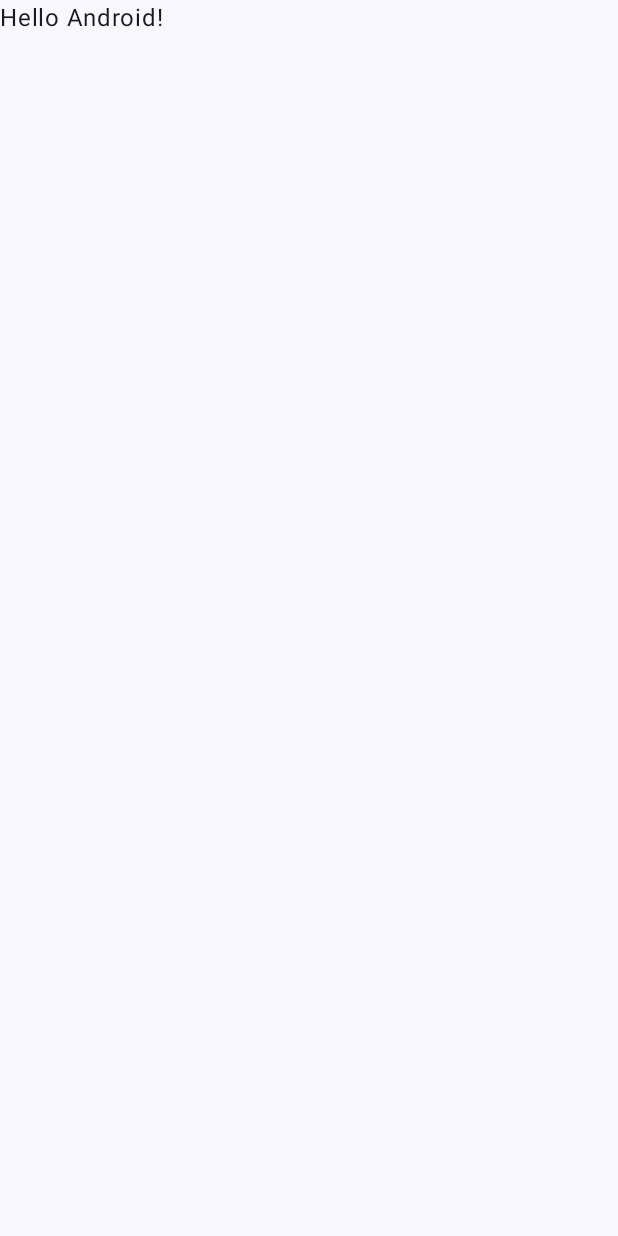
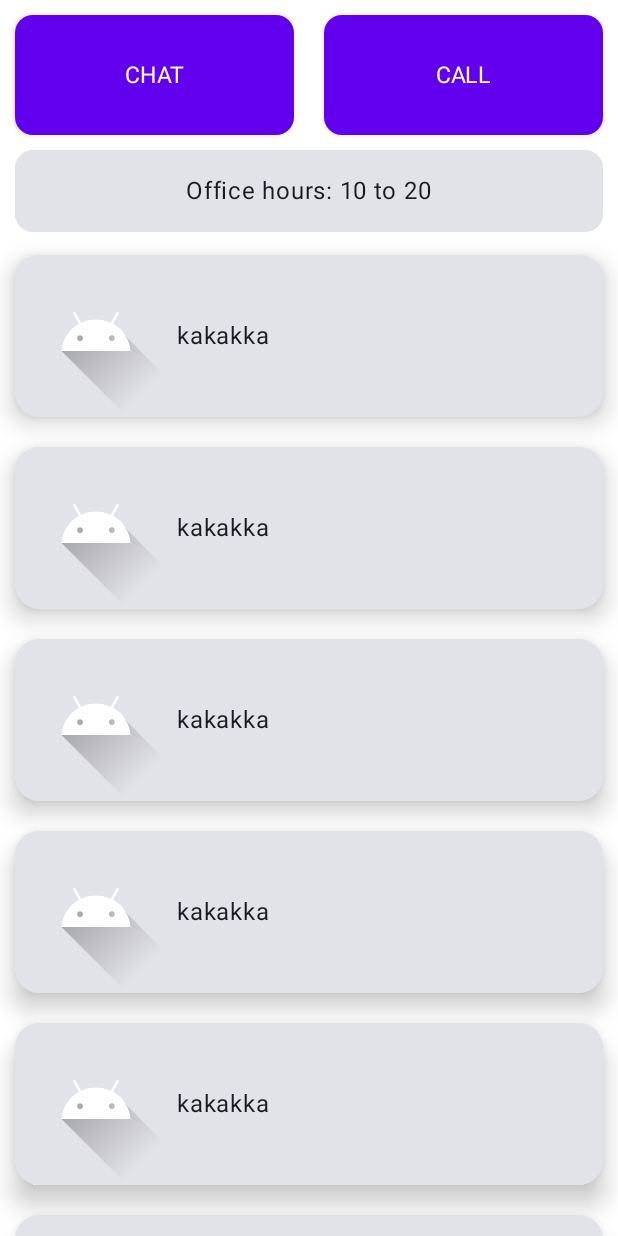
Before and after one commit to Jo-Hernandes/simple-pet-clinic, an Android app built with Jetpack Compose: the screen it shows after launch (MainActivity), on a phone screen of 412 x 824 dp. Before the commit the screen is almost empty. Run offline under Robolectric (Android 15) with nearby library versions, the phone set to English and light mode, and no system bars.

Commit message:
added composeable screen

```diff
--- a/android/app/build.gradle
+++ b/android/app/build.gradle
@@ -51,11 +51,16 @@ dependencies {
 
     implementation deps.androidx.core
     implementation deps.androidx.material
+    implementation deps.androidx.material_window
     implementation deps.androidx.runtime
     implementation deps.androidx.activity_compose
+    implementation deps.androidx.splash
 
     implementation deps.compose.ui
     implementation deps.compose.tooling
+    implementation deps.compose.navigation
+    implementation 'androidx.compose.material:material:1.2.0-rc01'
+//    implementation deps.compose.material
 
     testImplementation deps.test.junit
     androidTestImplementation deps.test.junit_ext
--- a/android/app/src/main/AndroidManifest.xml
+++ b/android/app/src/main/AndroidManifest.xml
@@ -13,12 +13,10 @@
         android:label="@string/app_name"
         android:roundIcon="@mipmap/ic_launcher_round"
         android:supportsRtl="true"
-        android:theme="@style/Theme.PetClinic"
-        tools:targetApi="31">
+        android:theme="@style/Theme.PetClinic">
         <activity
             android:name=".MainActivity"
             android:exported="true"
-            android:label="@string/app_name"
             android:theme="@style/Theme.PetClinic">
             <intent-filter>
                 <action android:name="android.intent.action.MAIN" />
--- a/android/app/src/main/java/com/jonathas/petclinic/MainActivity.kt
+++ b/android/app/src/main/java/com/jonathas/petclinic/MainActivity.kt
@@ -10,34 +10,29 @@ import androidx.compose.material3.Text
 import androidx.compose.runtime.Composable
 import androidx.compose.ui.Modifier
 import androidx.compose.ui.tooling.preview.Preview
+import androidx.core.splashscreen.SplashScreen.Companion.installSplashScreen
+import androidx.core.view.WindowCompat
+import androidx.lifecycle.lifecycleScope
+import com.jonathas.petclinic.ui.components.MainScreen
 import com.jonathas.petclinic.ui.theme.PetClinicTheme
+import kotlinx.coroutines.delay
 
 class MainActivity : ComponentActivity() {
     override fun onCreate(savedInstanceState: Bundle?) {
+
+        lifecycleScope.launchWhenCreated {
+            var show = false
+            installSplashScreen().apply {
+                setKeepOnScreenCondition { show }
+            }
+            delay(5000)
+            show = true
+        }
+
         super.onCreate(savedInstanceState)
-        setContent {
-            PetClinicTheme {
-                // A surface container using the 'background' color from the theme
-                Surface(
-                    modifier = Modifier.fillMaxSize(),
-                    color = MaterialTheme.colorScheme.background
-                ) {
-                    Greeting("Android")
-                }
-            }
+
+        setContent{
+            PetClinicApp()
         }
     }
 }
-
-@Composable
-fun Greeting(name: String) {
-    Text(text = "Hello $name!")
-}
-
-@Preview(showBackground = true)
-@Composable
-fun DefaultPreview() {
-    PetClinicTheme {
-        Greeting("Android")
-    }
-}
--- /dev/null
+++ b/android/app/src/main/java/com/jonathas/petclinic/PetClinicApp.kt
@@ -0,0 +1,52 @@
+package com.jonathas.petclinic
+
+import androidx.compose.foundation.layout.padding
+import androidx.compose.foundation.layout.systemBarsPadding
+import androidx.compose.material.SnackbarHost
+import androidx.compose.runtime.Composable
+import androidx.compose.ui.Modifier
+import androidx.navigation.compose.NavHost
+import androidx.navigation.compose.composable
+import androidx.navigation.navigation
+import com.jonathas.petclinic.model.MainDestinations
+import com.jonathas.petclinic.model.Routes
+import com.jonathas.petclinic.ui.components.ClinicScaffold
+import com.jonathas.petclinic.ui.components.ClinicSnackbar
+import com.jonathas.petclinic.ui.components.MainScreen
+import com.jonathas.petclinic.ui.theme.PetClinicTheme
+
+@Composable
+fun PetClinicApp() {
+    PetClinicTheme {
+        val appState = rememberPetAppState()
+
+        ClinicScaffold(
+            snackbarHost = {
+                SnackbarHost(
+                    hostState = it,
+                    modifier = Modifier.systemBarsPadding(),
+                    snackbar = { snackbarData -> ClinicSnackbar(snackbarData) }
+                )
+            },
+
+            scaffoldState = appState.scaffoldState
+
+        ) { innerPaddingModifier ->
+
+            NavHost(
+                navController = appState.navController,
+                startDestination = MainDestinations.HOME_ROUTE,
+                modifier = Modifier.padding(innerPaddingModifier)
+            ) {
+                navigation(
+                    route = MainDestinations.HOME_ROUTE,
+                    startDestination = Routes.MAIN.route
+                ) {
+                    composable(Routes.MAIN.route) {
+                        MainScreen()
+                    }
+                }
+            }
+        }
+    }
+}
--- /dev/null
+++ b/android/app/src/main/java/com/jonathas/petclinic/PetClinicState.kt
@@ -0,0 +1,42 @@
+package com.jonathas.petclinic
+
+import android.content.res.Resources
+import androidx.compose.material.ScaffoldState
+import androidx.compose.material.rememberScaffoldState
+import androidx.compose.runtime.*
+import androidx.compose.ui.platform.LocalConfiguration
+import androidx.compose.ui.platform.LocalContext
+import androidx.navigation.NavHostController
+import androidx.navigation.compose.rememberNavController
+import com.jonathas.petclinic.model.SnackbarManager
+import kotlinx.coroutines.CoroutineScope
+
+@Composable
+fun rememberPetAppState(
+    scaffoldState: ScaffoldState = rememberScaffoldState(),
+    navController: NavHostController = rememberNavController(),
+    snackbarManager: SnackbarManager = SnackbarManager,
+    resources: Resources = resources(),
+    coroutineScope: CoroutineScope = rememberCoroutineScope()
+) =
+    remember(scaffoldState, navController, snackbarManager, resources, coroutineScope) {
+        PetClinicState(scaffoldState, navController, snackbarManager, resources, coroutineScope)
+    }
+
+@Stable
+class PetClinicState(
+    val scaffoldState: ScaffoldState,
+    val navController: NavHostController,
+    private val snackbarManager: SnackbarManager,
+    private val resources: Resources,
+    coroutineScope: CoroutineScope
+) {
+
+}
+
+@Composable
+@ReadOnlyComposable
+private fun resources(): Resources {
+    LocalConfiguration.current
+    return LocalContext.current.resources
+}
--- /dev/null
+++ b/android/app/src/main/java/com/jonathas/petclinic/model/PetItemModel.kt
@@ -0,0 +1,7 @@
+package com.jonathas.petclinic.model
+
+data class PetItemModel(
+    val contentUrl : String,
+    val imageUrl : String,
+    val title : String
+)
--- /dev/null
+++ b/android/app/src/main/java/com/jonathas/petclinic/model/Routes.kt
@@ -0,0 +1,12 @@
+package com.jonathas.petclinic.model
+
+object MainDestinations {
+    const val HOME_ROUTE = "home"
+}
+
+enum class Routes(
+    val route: String
+) {
+    MAIN("home/main"),
+    LINK("home/link"),
+}
--- /dev/null
+++ b/android/app/src/main/java/com/jonathas/petclinic/model/SnackBarManager.kt
@@ -0,0 +1,34 @@
+package com.jonathas.petclinic.model
+
+import androidx.annotation.StringRes
+import kotlinx.coroutines.flow.MutableStateFlow
+import kotlinx.coroutines.flow.StateFlow
+import kotlinx.coroutines.flow.asStateFlow
+import kotlinx.coroutines.flow.update
+import java.util.*
+
+data class Message(val id: Long, @StringRes val messageId: Int)
+
+/**
+ * Class responsible for managing Snackbar messages to show on the screen
+ */
+object SnackbarManager {
+
+    private val _messages: MutableStateFlow<List<Message>> = MutableStateFlow(emptyList())
+    val messages: StateFlow<List<Message>> get() = _messages.asStateFlow()
+
+    fun showMessage(@StringRes messageTextId: Int) {
+        _messages.update { currentMessages ->
+            currentMessages + Message(
+                id = UUID.randomUUID().mostSignificantBits,
+                messageId = messageTextId
+            )
+        }
+    }
+
+    fun setMessageShown(messageId: Long) {
+        _messages.update { currentMessages ->
+            currentMessages.filterNot { it.id == messageId }
+        }
+    }
+}
--- /dev/null
+++ b/android/app/src/main/java/com/jonathas/petclinic/ui/components/ClinicScaffold.kt
@@ -0,0 +1,41 @@
+package com.jonathas.petclinic.ui.components
+
+import androidx.compose.foundation.layout.ColumnScope
+import androidx.compose.foundation.layout.PaddingValues
+import androidx.compose.material.*
+import androidx.compose.runtime.Composable
+import androidx.compose.ui.Modifier
+import androidx.compose.ui.graphics.Color
+import androidx.compose.ui.graphics.Shape
+import androidx.compose.ui.unit.Dp
+
+@Composable
+fun ClinicScaffold(
+    modifier: Modifier = Modifier,
+    scaffoldState: ScaffoldState = rememberScaffoldState(),
+    topBar: @Composable (() -> Unit) = {},
+    bottomBar: @Composable (() -> Unit) = {},
+    snackbarHost: @Composable (SnackbarHostState) -> Unit = { SnackbarHost(it) },
+    floatingActionButton: @Composable (() -> Unit) = {},
+    floatingActionButtonPosition: FabPosition = FabPosition.End,
+    isFloatingActionButtonDocked: Boolean = false,
+    drawerContent: @Composable (ColumnScope.() -> Unit)? = null,
+    drawerShape: Shape = MaterialTheme.shapes.large,
+    drawerElevation: Dp = DrawerDefaults.Elevation,
+    content: @Composable (PaddingValues) -> Unit
+) {
+    Scaffold(
+        modifier = modifier,
+        scaffoldState = scaffoldState,
+        topBar = topBar,
+        bottomBar = bottomBar,
+        snackbarHost = snackbarHost,
+        floatingActionButton = floatingActionButton,
+        floatingActionButtonPosition = floatingActionButtonPosition,
+        isFloatingActionButtonDocked = isFloatingActionButtonDocked,
+        drawerContent = drawerContent,
+        drawerShape = drawerShape,
+        drawerElevation = drawerElevation,
+        content = content
+    )
+}
--- /dev/null
+++ b/android/app/src/main/java/com/jonathas/petclinic/ui/components/ClinicSnackbar.kt
@@ -0,0 +1,28 @@
+package com.jonathas.petclinic.ui.components
+
+import androidx.compose.material.MaterialTheme
+import androidx.compose.material.Snackbar
+import androidx.compose.material.SnackbarData
+import androidx.compose.runtime.Composable
+import androidx.compose.ui.Modifier
+import androidx.compose.ui.graphics.Color
+import androidx.compose.ui.graphics.Shape
+import androidx.compose.ui.unit.Dp
+import androidx.compose.ui.unit.dp
+
+@Composable
+fun ClinicSnackbar(
+    snackbarData: SnackbarData,
+    modifier: Modifier = Modifier,
+    actionOnNewLine: Boolean = false,
+    shape: Shape = MaterialTheme.shapes.small,
+    elevation: Dp = 6.dp
+) {
+    Snackbar(
+        snackbarData = snackbarData,
+        modifier = modifier,
+        actionOnNewLine = actionOnNewLine,
+        shape = shape,
+        elevation = elevation
+    )
+}
--- /dev/null
+++ b/android/app/src/main/java/com/jonathas/petclinic/ui/components/MainScreen.kt
@@ -0,0 +1,113 @@
+@file:OptIn(ExperimentalMaterial3Api::class)
+
+package com.jonathas.petclinic.ui.components
+
+import androidx.compose.foundation.Image
+import androidx.compose.foundation.layout.*
+import androidx.compose.foundation.lazy.LazyColumn
+import androidx.compose.foundation.shape.RoundedCornerShape
+import androidx.compose.material.Button
+import androidx.compose.material.Surface
+import androidx.compose.material3.*
+import androidx.compose.runtime.Composable
+import androidx.compose.ui.Alignment
+import androidx.compose.ui.Modifier
+import androidx.compose.ui.res.painterResource
+import androidx.compose.ui.res.stringResource
+import androidx.compose.ui.unit.dp
+import androidx.compose.ui.unit.sp
+import com.jonathas.petclinic.R
+import com.jonathas.petclinic.model.PetItemModel
+import com.jonathas.petclinic.ui.theme.Powder
+
+@Composable
+fun MainScreen(
+    modifier: Modifier = Modifier
+) {
+    Surface(
+        modifier = modifier
+            .fillMaxSize()
+    ) {
+        Column {
+            // buttons row
+            Row(modifier = Modifier.height(100.dp)) {
+                MainButton(
+                    text = stringResource(id = R.string.chat),
+                    onClick = { /*TODO*/ },
+                    modifier = Modifier
+                        .weight(1f)
+                        .fillMaxHeight()
+                )
+                if (1 == 1) {
+                    MainButton(
+                        text = stringResource(id = R.string.call),
+                        onClick = { /*TODO*/ },
+                        modifier = Modifier
+                            .weight(1f)
+                            .fillMaxHeight()
+                    )
+                }
+            }
+
+            // information
+            Card(
+                Modifier
+                    .fillMaxWidth()
+                    .padding(horizontal = 10.dp)
+            ) {
+                Text(
+                    text = "Office hours: 10 to 20",
+                    Modifier
+                        .padding(15.dp)
+                        .align(Alignment.CenterHorizontally)
+                )
+            }
+
+            LazyColumn(
+                contentPadding = PaddingValues(horizontal = 10.dp, vertical = 5.dp)
+            ) {
+                items(
+                    count = 10,
+                    itemContent = {
+                        MainItem(PetItemModel("", "", "kakakka"))
+                    })
+            }
+        }
+    }
+}
+
+@Composable
+fun MainButton(text: String, onClick: () -> Unit, modifier: Modifier) {
+    Button(
+        onClick = onClick, modifier.padding(10.dp), shape = RoundedCornerShape(15)
+    ) {
+        Text(
+            text = text.uppercase(),
+            color = Powder,
+            modifier = Modifier.padding(15.dp),
+            maxLines = 1,
+            fontSize = 15.sp
+        )
+    }
+}
+
+@Composable
+fun MainItem(item : PetItemModel) {
+
+    Card(
+        modifier = Modifier
+            .fillMaxWidth()
+            .wrapContentHeight()
+            .padding(vertical = 10.dp),
+
+        elevation = CardDefaults.cardElevation(10.dp, pressedElevation = 3.dp),
+        shape = RoundedCornerShape(15),
+        onClick = {}
+    ) {
+        Row(verticalAlignment = Alignment.CenterVertically) {
+            Image(painterResource(id = R.drawable.ic_launcher_foreground), contentDescription = item.title)
+            Text(text = item.title)
+        }
+    }
+
+}
--- a/android/app/src/main/java/com/jonathas/petclinic/ui/theme/Color.kt
+++ b/android/app/src/main/java/com/jonathas/petclinic/ui/theme/Color.kt
@@ -2,10 +2,8 @@ package com.jonathas.petclinic.ui.theme
 
 import androidx.compose.ui.graphics.Color
 
-val Purple80 = Color(0xFFD0BCFF)
-val PurpleGrey80 = Color(0xFFCCC2DC)
-val Pink80 = Color(0xFFEFB8C8)
-
-val Purple40 = Color(0xFF6650a4)
-val PurpleGrey40 = Color(0xFF625b71)
-val Pink40 = Color(0xFF7D5260)
+val SlateGray = Color(0xFF738290)
+val WildBlue = Color(0xFFA1B5D8)
+val Powder = Color(0xFFFFFCF7)
+val Nianza = Color(0xFFE4F0D0)
+val TeaGreen = Color(0xFFC2D8B9)
--- a/android/app/src/main/java/com/jonathas/petclinic/ui/theme/Theme.kt
+++ b/android/app/src/main/java/com/jonathas/petclinic/ui/theme/Theme.kt
@@ -1,7 +1,6 @@
 package com.jonathas.petclinic.ui.theme
 
 import android.app.Activity
-import android.os.Build
 import androidx.compose.foundation.isSystemInDarkTheme
 import androidx.compose.material3.MaterialTheme
 import androidx.compose.material3.darkColorScheme
@@ -13,22 +12,21 @@ import androidx.compose.runtime.SideEffect
 import androidx.compose.ui.graphics.toArgb
 import androidx.compose.ui.platform.LocalContext
 import androidx.compose.ui.platform.LocalView
-import androidx.core.view.ViewCompat
+import androidx.core.view.WindowCompat
 
 private val DarkColorScheme = darkColorScheme(
-    primary = Purple80,
-    secondary = PurpleGrey80,
-    tertiary = Pink80
+    primary = WildBlue,
+    secondary = TeaGreen,
+    tertiary = Powder,
 )
 
 private val LightColorScheme = lightColorScheme(
-    primary = Purple40,
-    secondary = PurpleGrey40,
-    tertiary = Pink40
+    primary = SlateGray,
+    secondary = Nianza,
+    tertiary = Powder,
 
     /* Other default colors to override
     background = Color(0xFFFFFBFE),
-    surface = Color(0xFFFFFBFE),
     onPrimary = Color.White,
     onSecondary = Color.White,
     onTertiary = Color.White,
@@ -40,12 +38,11 @@ private val LightColorScheme = lightColorScheme(
 @Composable
 fun PetClinicTheme(
     darkTheme: Boolean = isSystemInDarkTheme(),
-    // Dynamic color is available on Android 12+
     dynamicColor: Boolean = true,
     content: @Composable () -> Unit
 ) {
     val colorScheme = when {
-        dynamicColor && Build.VERSION.SDK_INT >= Build.VERSION_CODES.S -> {
+        dynamicColor -> {
             val context = LocalContext.current
             if (darkTheme) dynamicDarkColorScheme(context) else dynamicLightColorScheme(context)
         }
@@ -56,7 +53,10 @@ fun PetClinicTheme(
     if (!view.isInEditMode) {
         SideEffect {
             (view.context as Activity).window.statusBarColor = colorScheme.primary.toArgb()
-            ViewCompat.getWindowInsetsController(view)?.isAppearanceLightStatusBars = darkTheme
+            WindowCompat.getInsetsController(
+                (view.context as Activity).window,
+                view
+            ).isAppearanceLightStatusBars = darkTheme
         }
     }
 
--- a/android/app/src/main/java/com/jonathas/petclinic/ui/theme/Type.kt
+++ b/android/app/src/main/java/com/jonathas/petclinic/ui/theme/Type.kt
@@ -6,7 +6,6 @@ import androidx.compose.ui.text.font.FontFamily
 import androidx.compose.ui.text.font.FontWeight
 import androidx.compose.ui.unit.sp
 
-// Set of Material typography styles to start with
 val Typography = Typography(
     bodyLarge = TextStyle(
         fontFamily = FontFamily.Default,
@@ -14,8 +13,7 @@ val Typography = Typography(
         fontSize = 16.sp,
         lineHeight = 24.sp,
         letterSpacing = 0.5.sp
-    )
-    /* Other default text styles to override
+    ),
     titleLarge = TextStyle(
         fontFamily = FontFamily.Default,
         fontWeight = FontWeight.Normal,
@@ -30,5 +28,4 @@ val Typography = Typography(
         lineHeight = 16.sp,
         letterSpacing = 0.5.sp
     )
-    */
 )
--- a/android/app/src/main/res/values/colors.xml
+++ b/android/app/src/main/res/values/colors.xml
@@ -1,10 +1,14 @@
 <?xml version="1.0" encoding="utf-8"?>
 <resources>
-    <color name="purple_200">#FFBB86FC</color>
-    <color name="purple_500">#FF6200EE</color>
-    <color name="purple_700">#FF3700B3</color>
-    <color name="teal_200">#FF03DAC5</color>
-    <color name="teal_700">#FF018786</color>
+
+    <!--app-->
+    <color name="slate_gray">#738290</color>
+    <color name="wild_blue">#A1B5D8</color>
+    <color name="powder">#FFFCF7</color>
+    <color name="nyanza">#E4F0D0</color>
+    <color name="tea_green">#C2D8B9</color>
+
+    <!--default-->
     <color name="black">#FF000000</color>
     <color name="white">#FFFFFFFF</color>
 </resources>
--- a/android/app/src/main/res/values/strings.xml
+++ b/android/app/src/main/res/values/strings.xml
@@ -1,3 +1,5 @@
 <resources>
     <string name="app_name">Pet Clinic</string>
+    <string name="call">Call</string>
+    <string name="chat">Chat</string>
 </resources>
--- a/android/app/src/main/res/values/themes.xml
+++ b/android/app/src/main/res/values/themes.xml
@@ -1,5 +1,12 @@
 <?xml version="1.0" encoding="utf-8"?>
 <resources>
 
-    <style name="Theme.PetClinic" parent="android:Theme.Material.Light.NoActionBar" />
+    <style name="Theme.PetClinic" parent="android:Theme.Material.Light.NoActionBar" >
+        <item name="android:windowSplashScreenBackground">@color/tea_green</item>
+        <item name="android:windowSplashScreenAnimatedIcon">@drawable/ic_launcher_foreground</item>
+        <item name="android:windowSplashScreenAnimationDuration">800</item>
+        <item name="postSplashScreenTheme">@style/Theme.PetClinic</item>
+    </style>
+
+
 </resources>
--- a/android/build.gradle
+++ b/android/build.gradle
@@ -1,8 +1,9 @@
 buildscript {
     apply from: 'versions.gradle'
+    addRepos(repositories)
 
     dependencies {
-        classpath "org.jetbrains.kotlin:kotlin-serialization:1.5.31"
+        classpath "org.jetbrains.kotlin:kotlin-serialization:1.6.10"
     }
 
 }
@@ -10,7 +11,7 @@ buildscript {
 plugins {
     id 'com.android.application' version '7.2.1' apply false
     id 'com.android.library' version '7.2.1' apply false
-    id 'org.jetbrains.kotlin.android' version '1.5.31' apply false
+    id 'org.jetbrains.kotlin.android' version '1.6.10' apply false
 }
 
 task clean(type: Delete) {
```
Also changed, not shown: android/versions.gradle (+8 -2 lines).
